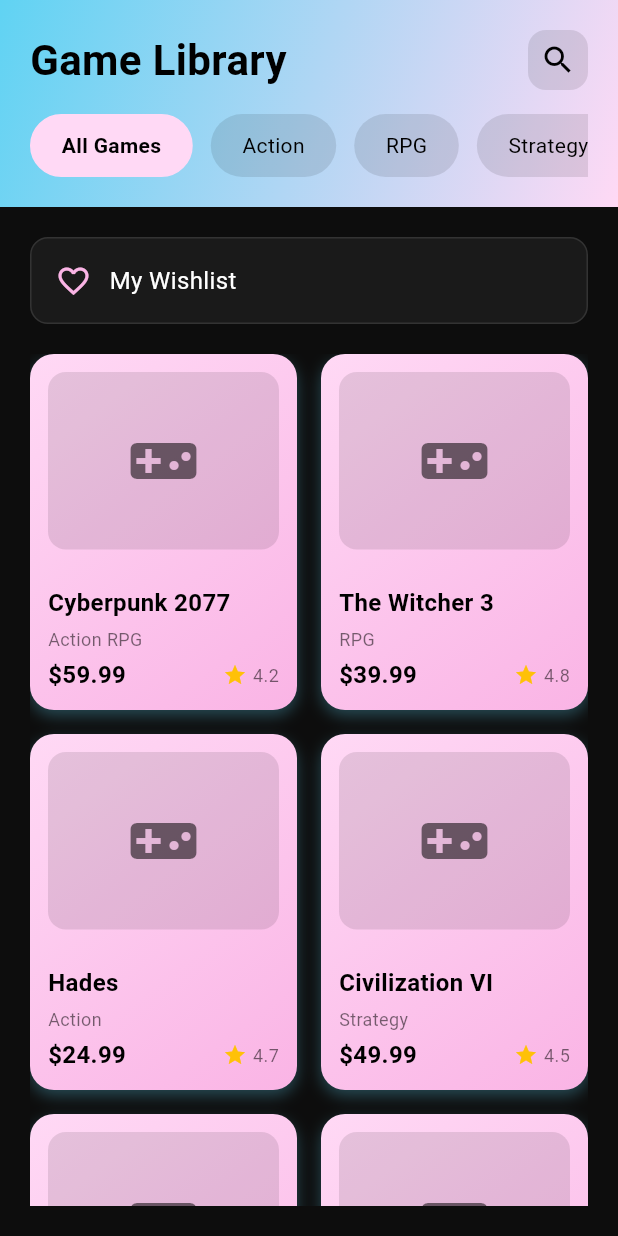
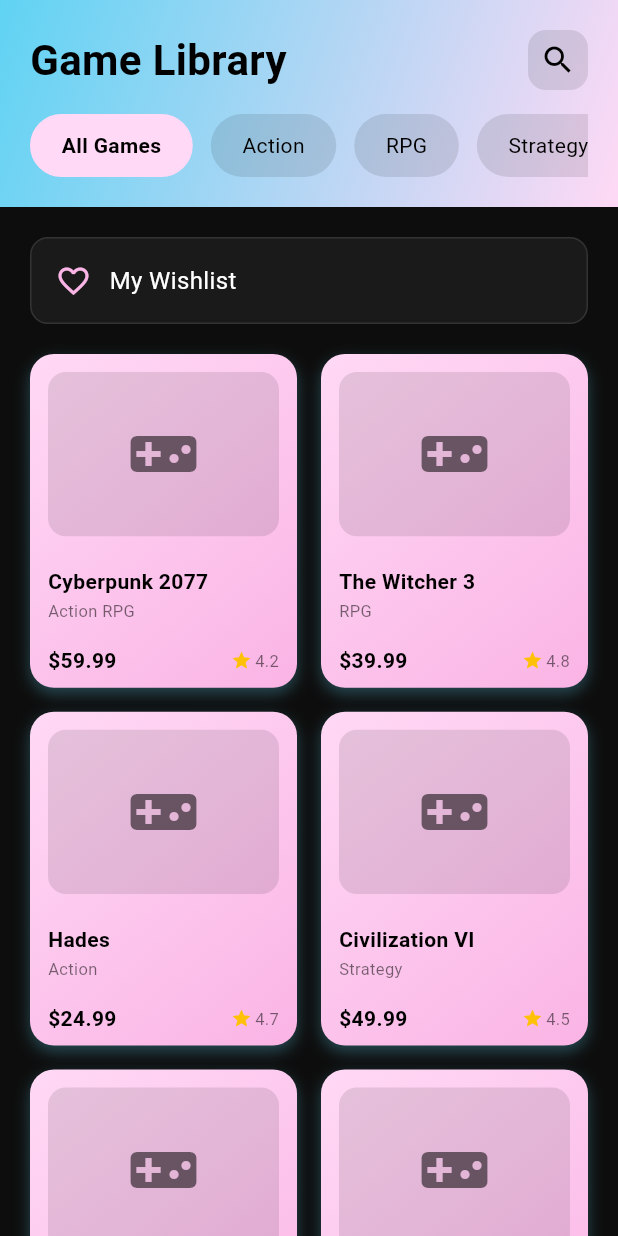
Before and after one commit to hieuphampm/Game-Selling-App, a Flutter app: the LibraryScreen screen opened by its route, on a phone screen of 412 x 824 dp. Run offline on Flutter 3.47's test engine with Material 3 defaults, Android fonts, the light colour scheme and no system bars; our stand-ins replace cloud_firestore, firebase_auth, firebase_core, flutter_dotenv, flutter_gemini, google_sign_in and 1 more; accounts and stored records are empty.

Commit message:
Update library_screen.dart

```diff
--- a/flutter_app/lib/screens/library_screen.dart
+++ b/flutter_app/lib/screens/library_screen.dart
@@ -3,6 +3,7 @@
 class LibraryScreen extends StatefulWidget {
   static const routeName = '/library';
   const LibraryScreen({super.key});
+
   @override
   _LibraryScreenState createState() => _LibraryScreenState();
 }
@@ -25,13 +26,7 @@
     Game('Hollow Knight', 'Indie', 'assets/hollow.jpg', 14.99, 4.6),
     Game('Elden Ring', 'Action RPG', 'assets/elden.jpg', 59.99, 4.9),
     Game('Stardew Valley', 'Indie', 'assets/stardew.jpg', 14.99, 4.8),
-    Game(
-      'Total War: Warhammer III',
-      'Strategy',
-      'assets/warhammer.jpg',
-      59.99,
-      4.3,
-    ),
+    Game('Total War: Warhammer III', 'Strategy', 'assets/warhammer.jpg', 59.99, 4.3),
   ];
 
   @override
@@ -129,12 +124,10 @@
               ),
             ),
 
-            // Wishlist + Game Grid
+            // Content (Wishlist + Game Grid)
             Expanded(
-              child: Container(
+              child: ListView(
                 padding: EdgeInsets.all(20),
-                child: Column(
-                  crossAxisAlignment: CrossAxisAlignment.start,
                 children: [
                   // Wishlist Button
                   GestureDetector(
@@ -169,11 +162,12 @@
                   ),
 
                   // Game Grid
-                    Expanded(
-                      child: GridView.builder(
+                  GridView.builder(
+                    physics: NeverScrollableScrollPhysics(),
+                    shrinkWrap: true,
                     gridDelegate: SliverGridDelegateWithFixedCrossAxisCount(
                       crossAxisCount: 2,
-                          childAspectRatio: 0.75,
+                      childAspectRatio: 0.8, // Increased from 0.75 to give more height
                       crossAxisSpacing: 16,
                       mainAxisSpacing: 16,
                     ),
@@ -182,9 +176,7 @@
                       return GameCard(game: games[index]);
                     },
                   ),
-                    ),
                 ],
-                ),
               ),
             ),
           ],
@@ -242,24 +234,25 @@
           Expanded(
             flex: 2,
             child: Padding(
-              padding: EdgeInsets.all(12),
+              padding: EdgeInsets.symmetric(horizontal: 12, vertical: 8), // Reduced vertical padding
               child: Column(
                 crossAxisAlignment: CrossAxisAlignment.start,
+                mainAxisSize: MainAxisSize.min, // Added this to minimize space usage
                 children: [
                   Text(
                     game.title,
                     style: TextStyle(
-                      fontSize: 16,
+                      fontSize: 14, // Reduced from 16
                       fontWeight: FontWeight.bold,
                       color: Colors.black,
                     ),
                     maxLines: 2,
                     overflow: TextOverflow.ellipsis,
                   ),
-                  SizedBox(height: 4),
+                  SizedBox(height: 2), // Reduced from 4
                   Text(
                     game.genre,
-                    style: TextStyle(fontSize: 12, color: Colors.black54),
+                    style: TextStyle(fontSize: 11, color: Colors.black54), // Reduced from 12
                   ),
                   Spacer(),
                   Row(
@@ -268,19 +261,19 @@
                       Text(
                         '\$${game.price}',
                         style: TextStyle(
-                          fontSize: 16,
+                          fontSize: 14, // Reduced from 16
                           fontWeight: FontWeight.bold,
                           color: Colors.black,
                         ),
                       ),
                       Row(
                         children: [
-                          Icon(Icons.star, size: 16, color: Colors.amber),
-                          SizedBox(width: 4),
+                          Icon(Icons.star, size: 14, color: Colors.amber), // Reduced from 16
+                          SizedBox(width: 2), // Reduced from 4
                           Text(
                             game.rating.toString(),
                             style: TextStyle(
-                              fontSize: 12,
+                              fontSize: 11, // Reduced from 12
                               color: Colors.black54,
                             ),
                           ),
```
Lines whose indentation alone changed are shown as unchanged.
